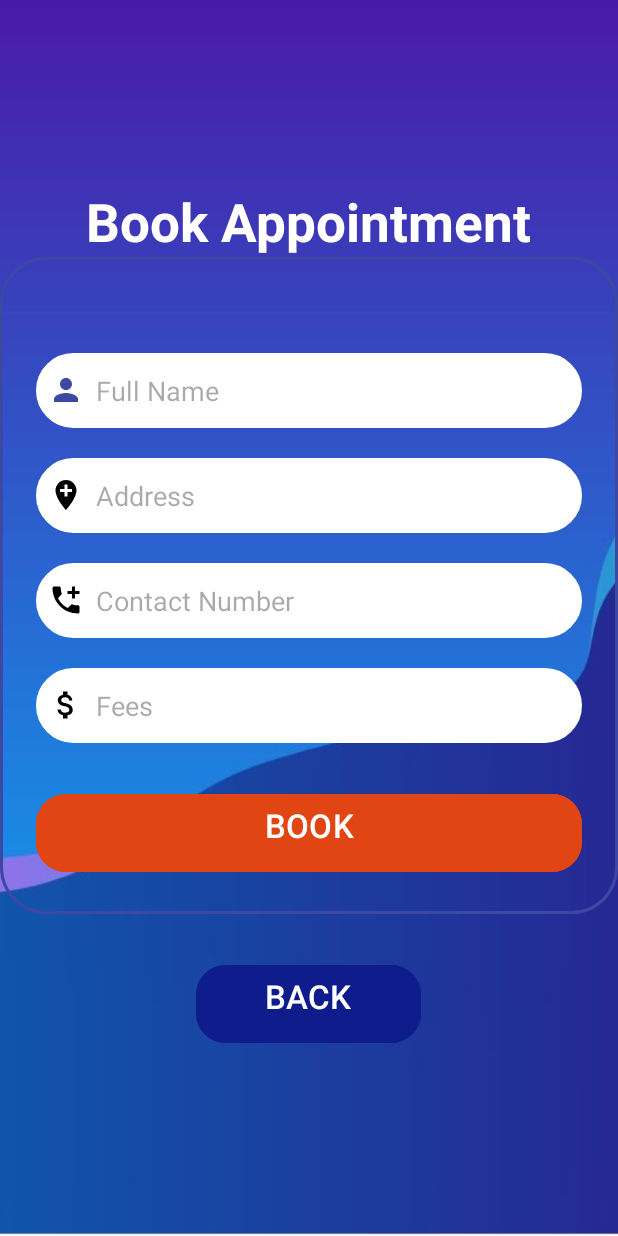
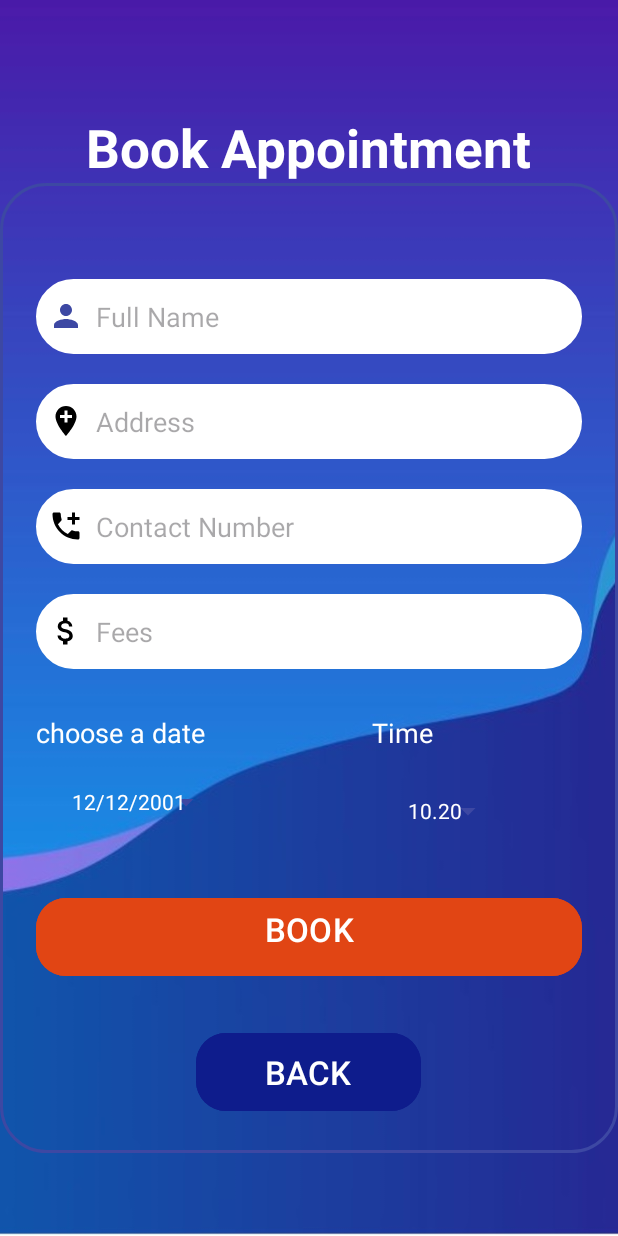
Before and after one commit to LatifulBariPappu/Health_Guard_finalYearProject, an Android app: the layout activity_book_appoinment.xml on its own in the app's theme, with its tools: preview values and no code run, on a phone screen of 412 x 824 dp. Run offline under Robolectric (Android 15) with nearby library versions, the phone set to English and light mode, and no system bars.

Commit message:
booking appointment

```diff
--- a/app/src/main/res/layout/activity_book_appoinment.xml
+++ b/app/src/main/res/layout/activity_book_appoinment.xml
@@ -14,7 +14,9 @@
         android:text="Book Appointment"
         android:textColor="@color/white"
         android:textStyle="bold"
+        android:id="@+id/tvTitle"
         android:textSize="35dp"
+        android:layout_marginTop="20dp"
         />
         <LinearLayout
             android:layout_width="match_parent"
@@ -32,6 +34,8 @@
                 android:backgroundTint="@color/white"
                 android:background="@drawable/custom_edittext"
                 android:drawableLeft="@drawable/baseline_person"
+                android:ems="10"
+                android:inputType="textPersonName"
                 android:drawablePadding="8dp"
                 android:hint="Full Name"
                 android:padding="8dp" />
@@ -46,7 +50,8 @@
                 android:drawablePadding="8dp"
                 android:backgroundTint="@color/white"
                 android:hint="Address"
-                android:inputType="textEmailAddress"
+                android:ems="10"
+                android:inputType="textPersonName"
                 android:padding="8dp" />
 
             <EditText
@@ -59,7 +64,8 @@
                 android:drawablePadding="8dp"
                 android:backgroundTint="@color/white"
                 android:hint="Contact Number"
-                android:inputType="textPassword"
+                android:ems="10"
+                android:inputType="textPersonName"
                 android:padding="8dp" />
 
             <EditText
@@ -72,8 +78,59 @@
                 android:drawablePadding="8dp"
                 android:backgroundTint="@color/white"
                 android:hint="Fees"
-                android:inputType="textPassword"
+                android:inputType="textPersonName"
                 android:padding="8dp" />
+            <LinearLayout
+                android:layout_width="match_parent"
+                android:layout_height="wrap_content"
+                android:orientation="horizontal">
+                <LinearLayout
+                    android:layout_width="wrap_content"
+                    android:layout_height="wrap_content"
+                    android:orientation="vertical"
+                    android:layout_gravity="start">
+                    <TextView
+                        android:layout_width="wrap_content"
+                        android:layout_height="wrap_content"
+                        android:text="choose a date"
+                        android:textSize="18sp"
+                        android:textColor="@color/white"
+                        android:layout_marginTop="30dp"
+                        />
+                    <Button
+                        android:layout_width="wrap_content"
+                        android:layout_height="wrap_content"
+                        android:id="@+id/buttonAppDate"
+                        style="?android:spinnerStyle"
+                        android:layout_marginTop="10dp"
+                        android:text="12/12/2001"
+                        />
+                </LinearLayout>
+
+                <LinearLayout
+                    android:layout_width="wrap_content"
+                    android:layout_height="wrap_content"
+                    android:layout_marginLeft="100dp"
+                    android:orientation="vertical">
+
+                    <TextView
+                        android:layout_width="wrap_content"
+                        android:layout_height="wrap_content"
+                        android:layout_marginTop="30dp"
+                        android:text="Time"
+                        android:textColor="@color/white"
+                        android:textSize="18sp" />
+
+                    <Button
+                        android:id="@+id/buttonAppTime"
+                        style="?android:spinnerStyle"
+                        android:layout_width="wrap_content"
+                        android:layout_height="wrap_content"
+                        android:layout_marginTop="16dp"
+                        android:text="10.20" />
+                </LinearLayout>
+            </LinearLayout>
+
 
             <Button
                 android:id="@+id/buttonBookAppointment"
@@ -87,7 +144,7 @@
                 android:textSize="22sp"
                 app:cornerRadius="20dp" />
 
-        </LinearLayout>
+
 
     <Button
         android:id="@+id/buttonAppBack"
@@ -95,9 +152,10 @@
         android:layout_height="60dp"
         android:layout_marginTop="30dp"
         android:backgroundTint="#0E1C8C"
-        android:gravity="center_horizontal"
+        android:layout_gravity="center"
         android:text="Back"
         android:textAllCaps="true"
         android:textSize="22sp"
         app:cornerRadius="20dp" />
 </LinearLayout>
+</LinearLayout>
--- a/app/src/main/res/layout/multi_lines.xml
+++ b/app/src/main/res/layout/multi_lines.xml
@@ -47,7 +47,8 @@
             android:layout_weight="0.3"
             android:layout_height="wrap_content"
             android:id="@+id/line_e"
-            android:textColor="#007806"
+            android:textColor="#ED5120"
+            android:textSize="20sp"
             android:text="TextView"/>
     </LinearLayout>
 
```
Also changed, not shown: app/src/main/java/com/example/healthguard/activity/BookAppoinmentActivity.java (+28 -0 lines), app/src/main/java/com/example/healthguard/activity/DoctorDetailActivity.java (+14 -0 lines).
